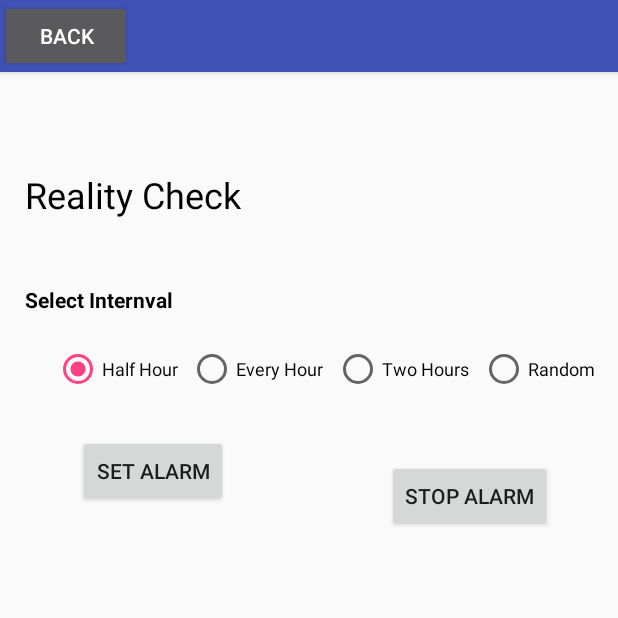
After one commit to zhg0003/DesignProject, an Android app: the ToolsActivity screen opened directly, with no data from a screen before it, on a phone screen of 412 x 824 dp, the top half of it. The commit adds this screen. Run offline under Robolectric (Android 15) with nearby library versions, the phone set to English and light mode, and no system bars.

Commit message:
added Reality check

```diff
--- /dev/null
+++ b/app/src/main/java/com/example/g/luciddreamgenerator/ToolsActivity.java
@@ -0,0 +1,95 @@
+package com.example.g.luciddreamgenerator;
+
+import android.app.AlarmManager;
+import android.app.PendingIntent;
+import android.content.Context;
+import android.content.Intent;
+import android.media.AudioManager;
+import android.media.MediaPlayer;
+import android.media.RingtoneManager;
+import android.net.Uri;
+import android.os.PowerManager;
+import android.support.v7.app.AppCompatActivity;
+import android.os.Bundle;
+import android.util.Log;
+import android.view.View;
+import android.view.Window;
+import android.view.WindowManager;
+import android.widget.Button;
+import android.widget.EditText;
+import android.widget.RadioButton;
+import android.widget.RadioGroup;
+
+import java.io.IOException;
+import java.util.Random;
+
+public class ToolsActivity extends AppCompatActivity {
+    Button alarmBtn;
+    RadioGroup intervalSelect;
+    long interval;
+
+    @Override
+    protected void onCreate(Bundle savedInstanceState) {
+        super.onCreate(savedInstanceState);
+        setContentView(R.layout.activity_tools);
+        intervalSelect = (RadioGroup) findViewById(R.id.radioGroup);
+        setUpBackButton();
+
+        final AlarmManager am = (AlarmManager) getSystemService(ALARM_SERVICE);
+        Intent i = new Intent(ToolsActivity.this, AlarmReceiver.class);
+        final PendingIntent pi = PendingIntent.getBroadcast(getApplicationContext(),0,i,0);
+
+        intervalSelect.setOnCheckedChangeListener(new RadioGroup.OnCheckedChangeListener() {
+            @Override
+            public void onCheckedChanged(RadioGroup group, int checkedId) {
+                RadioButton rb = (RadioButton) group.findViewById(checkedId);
+                switch(rb.getId()) {
+                    case R.id.halfRbtn:
+                        interval = AlarmManager.INTERVAL_HALF_HOUR;
+                        break;
+                    case R.id.hourRbtn:
+                        interval = AlarmManager.INTERVAL_HOUR;
+                        break;
+                    case R.id.twoRbtn:
+                        interval = AlarmManager.INTERVAL_HOUR * 2;
+                        break;
+                    case R.id.randRbtn:
+                        Random rand = new Random();
+                        long randNum = (long) rand.nextInt((int) AlarmManager.INTERVAL_HOUR * 2 -
+                                (int) AlarmManager.INTERVAL_HALF_HOUR) + AlarmManager.INTERVAL_HALF_HOUR;
+                        interval = randNum;
+                        break;
+                }
+            }
+        });
+
+        alarmBtn = (Button) findViewById(R.id.alarmBtn);
+
+        alarmBtn.setOnClickListener(new View.OnClickListener() {
+            @Override
+            public void onClick(View v) {
+                am.setInexactRepeating(AlarmManager.RTC_WAKEUP, System.currentTimeMillis(), interval, pi);
+            }
+        });
+
+        Button stopBtn = (Button) findViewById(R.id.stopBtn);
+
+        stopBtn.setOnClickListener(new View.OnClickListener() {
+            @Override
+            public void onClick(View v) {
+                am.cancel(pi);
+            }
+        });
+    }
+
+    public void setUpBackButton() {
+        Button back_button = (Button) findViewById(R.id.backBtn);
+
+        back_button.setOnClickListener(new View.OnClickListener() {
+            @Override
+            public void onClick(View v) {
+                startActivity(new Intent(ToolsActivity.this, MenuActivity.class));
+            }
+        });
+    }
+}
--- /dev/null
+++ b/app/src/main/res/layout/activity_tools.xml
@@ -0,0 +1,144 @@
+<?xml version="1.0" encoding="utf-8"?>
+<android.support.constraint.ConstraintLayout xmlns:android="http://schemas.android.com/apk/res/android"
+    xmlns:app="http://schemas.android.com/apk/res-auto"
+    xmlns:tools="http://schemas.android.com/tools"
+    android:layout_width="match_parent"
+    android:layout_height="match_parent"
+    tools:context="com.example.g.luciddreamgenerator.ToolsActivity">
+
+    <android.support.design.widget.AppBarLayout
+        android:id="@+id/appBarLayout"
+        android:layout_width="match_parent"
+        android:layout_height="wrap_content"
+        android:theme="@style/AppTheme.AppBarOverlay">
+
+        <Button
+            android:id="@+id/backBtn"
+            android:layout_width="wrap_content"
+            android:layout_height="wrap_content"
+            android:layout_weight="1"
+            android:text="Back" />
+
+    </android.support.design.widget.AppBarLayout>
+
+    <Button
+        android:id="@+id/alarmBtn"
+        android:layout_width="wrap_content"
+        android:layout_height="wrap_content"
+        android:layout_marginBottom="8dp"
+        android:layout_marginEnd="8dp"
+        android:layout_marginStart="8dp"
+        android:layout_marginTop="8dp"
+        android:layout_weight="1"
+        android:text="Set Alarm"
+        app:layout_constraintBottom_toBottomOf="parent"
+        app:layout_constraintEnd_toEndOf="parent"
+        app:layout_constraintHorizontal_bias="0.149"
+        app:layout_constraintStart_toStartOf="parent"
+        app:layout_constraintTop_toBottomOf="@+id/appBarLayout"
+        app:layout_constraintVertical_bias="0.329" />
+
+    <Button
+        android:id="@+id/stopBtn"
+        android:layout_width="wrap_content"
+        android:layout_height="wrap_content"
+        android:layout_marginBottom="8dp"
+        android:layout_marginEnd="8dp"
+        android:layout_marginStart="8dp"
+        android:layout_marginTop="8dp"
+        android:text="Stop Alarm"
+        app:layout_constraintBottom_toBottomOf="parent"
+        app:layout_constraintEnd_toEndOf="parent"
+        app:layout_constraintHorizontal_bias="0.875"
+        app:layout_constraintStart_toStartOf="parent"
+        app:layout_constraintTop_toTopOf="@+id/appBarLayout"
+        app:layout_constraintVertical_bias="0.393" />
+
+    <RadioGroup
+        android:id="@+id/radioGroup"
+        android:layout_width="368dp"
+        android:layout_height="33dp"
+        android:layout_marginBottom="8dp"
+        android:layout_marginEnd="8dp"
+        android:layout_marginStart="8dp"
+        android:layout_marginTop="8dp"
+        android:checkedButton="@+id/halfRbtn"
+        android:orientation="horizontal"
+        app:layout_constraintBottom_toBottomOf="parent"
+        app:layout_constraintEnd_toEndOf="parent"
+        app:layout_constraintHorizontal_bias="1.0"
+        app:layout_constraintStart_toStartOf="parent"
+        app:layout_constraintTop_toTopOf="parent"
+        app:layout_constraintVertical_bias="0.287">
+
+        <RadioButton
+            android:id="@+id/halfRbtn"
+            android:layout_width="wrap_content"
+            android:layout_height="wrap_content"
+            android:layout_weight="1"
+            android:text="Half Hour"
+            android:textSize="12sp" />
+
+        <RadioButton
+            android:id="@+id/hourRbtn"
+            android:layout_width="wrap_content"
+            android:layout_height="wrap_content"
+            android:layout_weight="1"
+            android:text="Every Hour"
+            android:textSize="12sp" />
+
+        <RadioButton
+            android:id="@+id/twoRbtn"
+            android:layout_width="wrap_content"
+            android:layout_height="wrap_content"
+            android:layout_weight="1"
+            android:text="Two Hours"
+            android:textSize="12sp" />
+
+        <RadioButton
+            android:id="@+id/randRbtn"
+            android:layout_width="wrap_content"
+            android:layout_height="wrap_content"
+            android:layout_weight="1"
+            android:text="Random"
+            android:textSize="12sp" />
+    </RadioGroup>
+
+    <TextView
+        android:id="@+id/textView8"
+        android:layout_width="wrap_content"
+        android:layout_height="wrap_content"
+        android:layout_marginBottom="8dp"
+        android:layout_marginEnd="8dp"
+        android:layout_marginStart="8dp"
+        android:layout_marginTop="8dp"
+        android:text="Reality Check"
+        android:textColor="@android:color/black"
+        android:textSize="24sp"
+        app:layout_constraintBottom_toBottomOf="parent"
+        app:layout_constraintEnd_toEndOf="parent"
+        app:layout_constraintHorizontal_bias="0.035"
+        app:layout_constraintStart_toStartOf="parent"
+        app:layout_constraintTop_toTopOf="parent"
+        app:layout_constraintVertical_bias="0.136" />
+
+    <TextView
+        android:id="@+id/textView9"
+        android:layout_width="wrap_content"
+        android:layout_height="wrap_content"
+        android:layout_marginBottom="8dp"
+        android:layout_marginEnd="8dp"
+        android:layout_marginStart="8dp"
+        android:layout_marginTop="8dp"
+        android:text="Select Internval"
+        android:textColor="@android:color/black"
+        android:textSize="14sp"
+        android:textStyle="bold"
+        app:layout_constraintBottom_toBottomOf="parent"
+        app:layout_constraintEnd_toEndOf="parent"
+        app:layout_constraintHorizontal_bias="0.029"
+        app:layout_constraintStart_toStartOf="parent"
+        app:layout_constraintTop_toTopOf="parent"
+        app:layout_constraintVertical_bias="0.231" />
+
+</android.support.constraint.ConstraintLayout>
```
Also changed, not shown: app/src/main/AndroidManifest.xml (+6 -1 lines), app/src/main/java/com/example/g/luciddreamgenerator/AlarmReceiver.java (added, +67 -0 lines), app/src/main/java/com/example/g/luciddreamgenerator/MenuActivity.java (+11 -0 lines).
